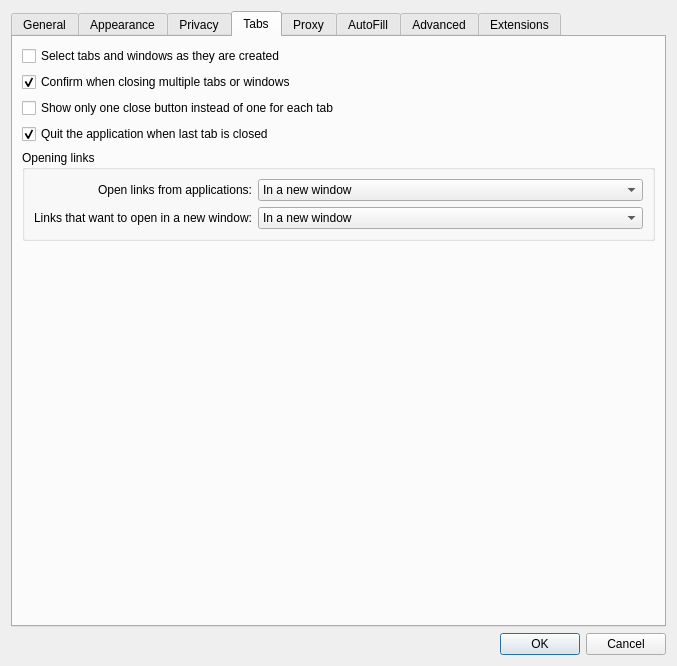
The window that src/settings.ui (IT-Space-2026/arktos) describes before a commit, drawn with Qt 5.
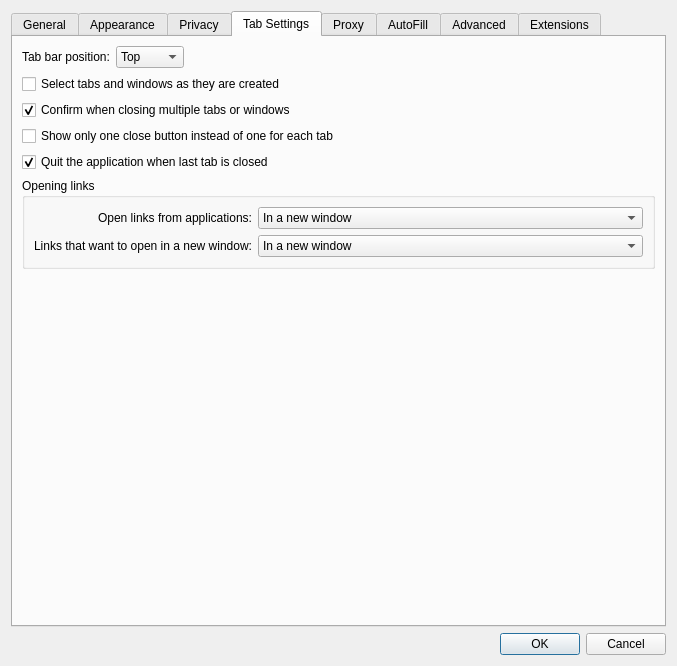
The same window after the commit. The open tabs and pages were chosen to show the change.

Commit message: TABS01: Tab Settings page with live tab-bar position selector

```diff
--- a/src/settings.ui
+++ b/src/settings.ui
@@ -715,9 +715,60 @@
      </widget>
      <widget class="QWidget" name="tab_6">
       <attribute name="title">
-       <string>Tabs</string>
+       <string>Tab Settings</string>
       </attribute>
       <layout class="QVBoxLayout" name="verticalLayout_5">
+       <item>
+        <layout class="QHBoxLayout" name="tabBarPositionLayout">
+         <item>
+          <widget class="QLabel" name="tabBarPositionLabel">
+           <property name="text">
+            <string>Tab bar position:</string>
+           </property>
+           <property name="buddy">
+            <cstring>tabBarPosition</cstring>
+           </property>
+          </widget>
+         </item>
+         <item>
+          <widget class="QComboBox" name="tabBarPosition">
+           <item>
+            <property name="text">
+             <string>Top</string>
+            </property>
+           </item>
+           <item>
+            <property name="text">
+             <string>Bottom</string>
+            </property>
+           </item>
+           <item>
+            <property name="text">
+             <string>Left</string>
+            </property>
+           </item>
+           <item>
+            <property name="text">
+             <string>Right</string>
+            </property>
+           </item>
+          </widget>
+         </item>
+         <item>
+          <spacer name="tabBarPositionSpacer">
+           <property name="orientation">
+            <enum>Qt::Horizontal</enum>
+           </property>
+           <property name="sizeHint" stdset="0">
+            <size>
+             <width>40</width>
+             <height>20</height>
+            </size>
+           </property>
+          </spacer>
+         </item>
+        </layout>
+       </item>
        <item>
         <widget class="QCheckBox" name="selectTabsWhenCreated">
          <property name="text">
```
Left out of the diff: 1 changed line with no effect on the pictures. The commit also changes 9 other files.
